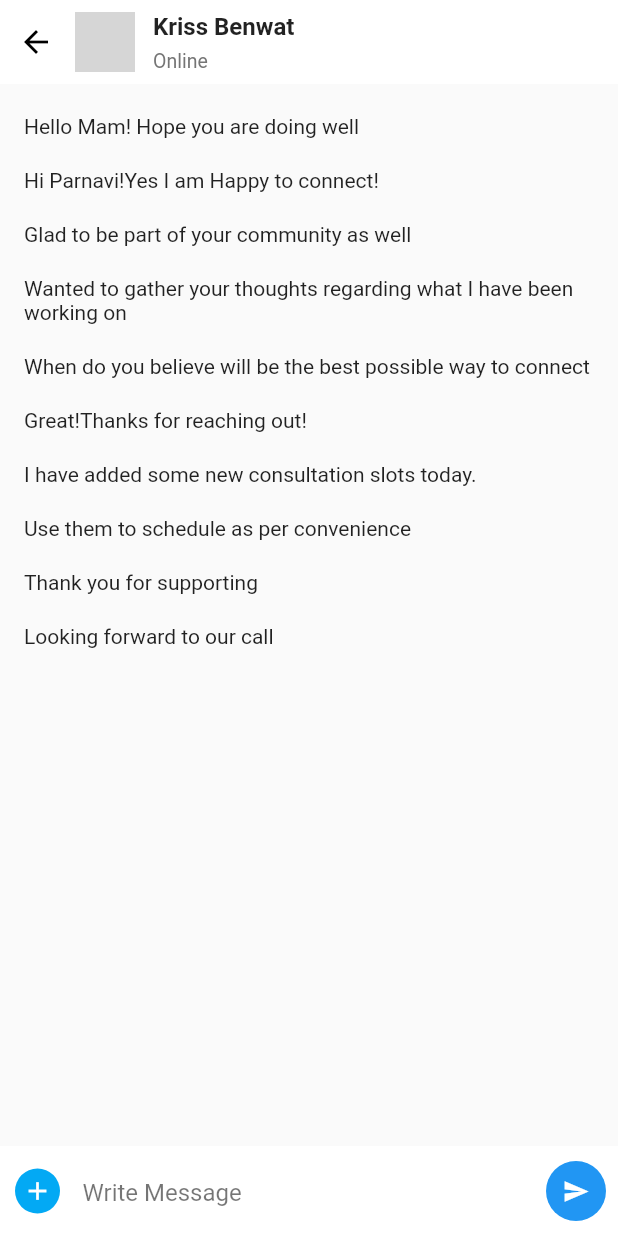
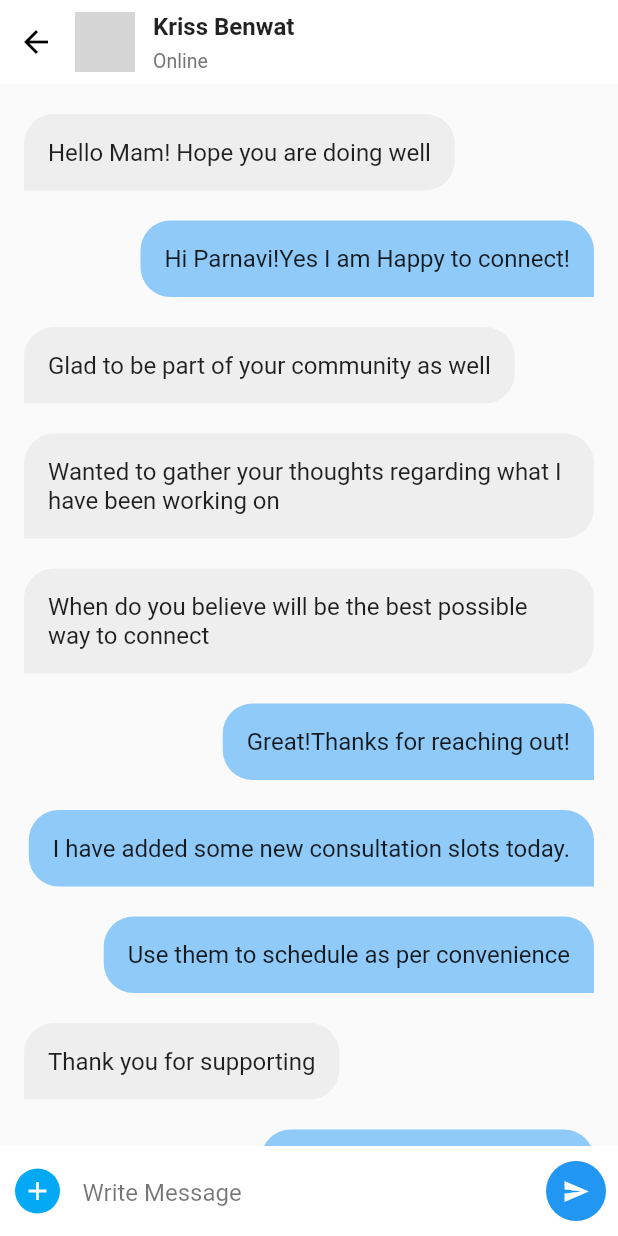
Before and after one commit to cloneartist/ChatUI, a Flutter app: the ChatDetailPage screen opened directly, on a phone screen of 412 x 824 dp. Run offline on Flutter 3.47's test engine with Material 2 defaults, Android fonts, the phone set to English and light mode, and no system bars; network calls fail; grey boxes are pictures that could not be loaded.

Commit message:
Add message bubble

```diff
--- a/lib/screens/chatDetailPage.dart
+++ b/lib/screens/chatDetailPage.dart
@@ -97,18 +97,48 @@ class _ChatDetailPageState extends State<ChatDetailPage> {
       ),
       body: Stack(
         children: [
-          ListView.builder(
+          Container(
+            padding: EdgeInsets.only(bottom: 60),
+            child: SingleChildScrollView(
+              physics: BouncingScrollPhysics(),
+              child: ListView.builder(
                 itemCount: messages.length,
                 shrinkWrap: true,
                 padding: EdgeInsets.only(top: 10, bottom: 10),
                 physics: NeverScrollableScrollPhysics(),
                 itemBuilder: (context, i) {
                   return Container(
-                padding:
-                    EdgeInsets.only(left: 16, right: 16, top: 10, bottom: 10),
-                child: Text(messages[i].messageContent),
-              );
+                      padding: EdgeInsets.only(
+                          left: 16, right: 16, top: 10, bottom: 10),
+                      child: Align(
+                        alignment: messages[i].messageType == "reciever"
+                            ? Alignment.topLeft
+                            : Alignment.topRight,
+                        child: Container(
+                          decoration: BoxDecoration(
+                            borderRadius: messages[i].messageType == "reciever"
+                                ? BorderRadius.only(
+                                    topLeft: Radius.circular(20),
+                                    topRight: Radius.circular(20),
+                                    bottomRight: Radius.circular(20))
+                                : BorderRadius.only(
+                                    topLeft: Radius.circular(20),
+                                    topRight: Radius.circular(20),
+                                    bottomLeft: Radius.circular(20)),
+                            color: (messages[i].messageType == "reciever"
+                                ? Colors.grey.shade200
+                                : Colors.blue[200]),
+                          ),
+                          padding: EdgeInsets.all(16),
+                          child: Text(
+                            messages[i].messageContent,
+                            style: TextStyle(fontSize: 16),
+                          ),
+                        ),
+                      ));
                 },
+              ),
+            ),
           ),
           Align(
             alignment: Alignment.bottomLeft,
```
Lines whose indentation alone changed are shown as unchanged.
